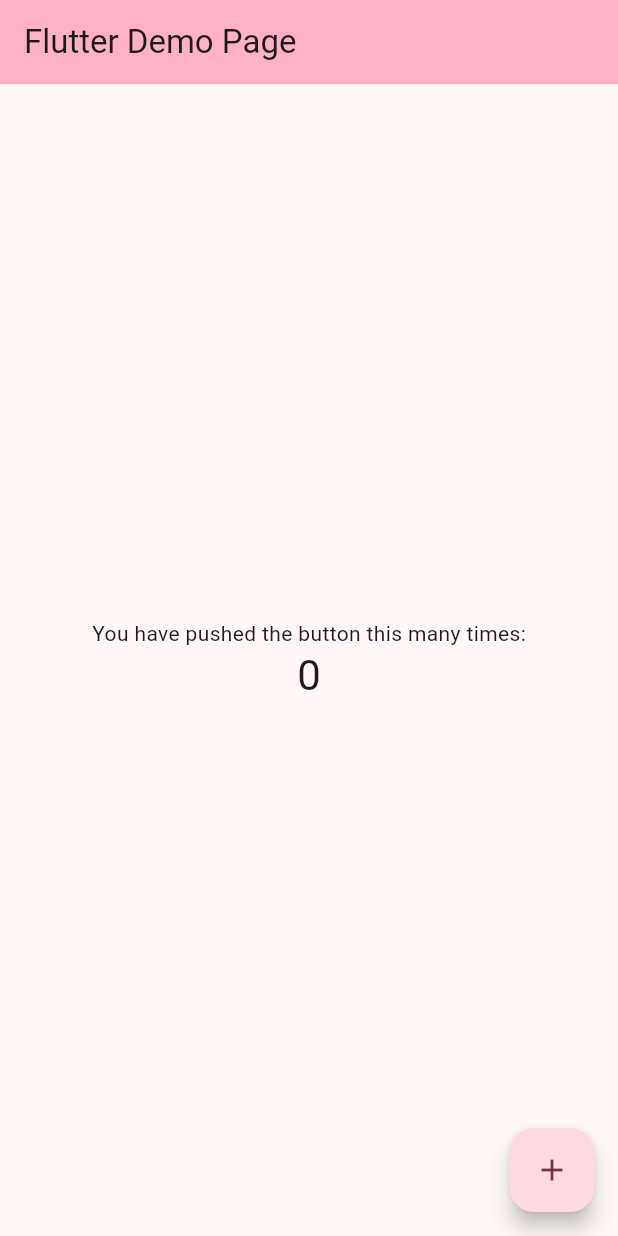
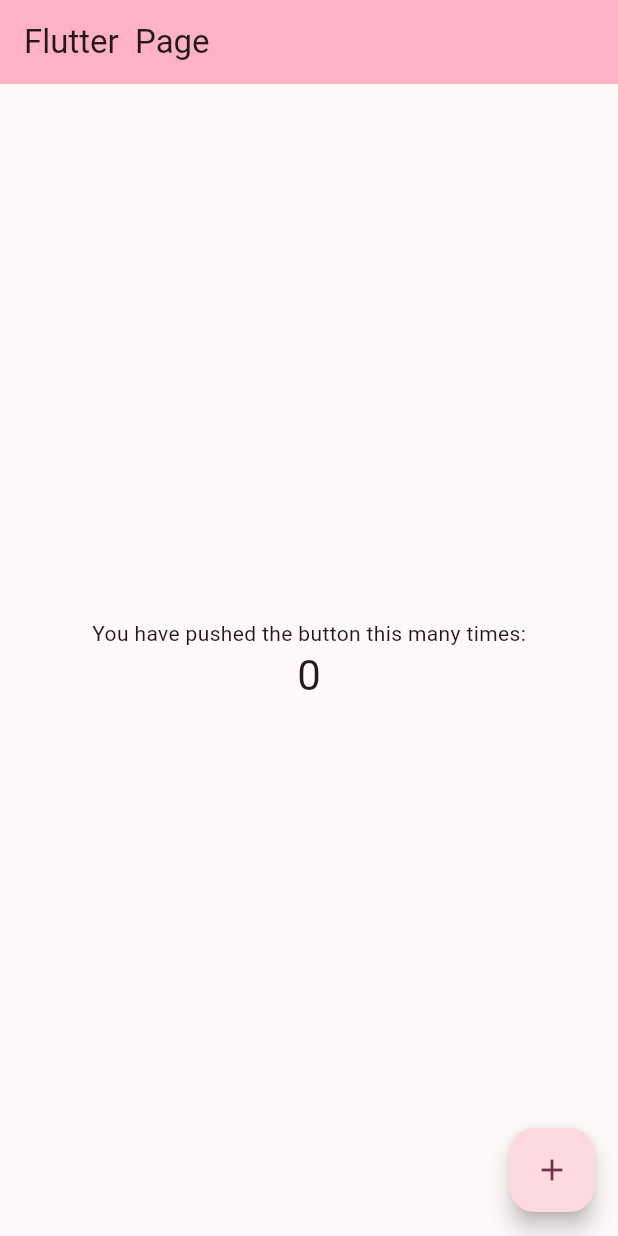
Before and after one commit to Abdallahreda12/Aasa, a Flutter app: the screen it shows after launch, on a phone screen of 412 x 824 dp. Run offline on Flutter 3.47's test engine with Material 3 defaults, Android fonts, the phone set to English and light mode, and no system bars.

Commit message:
remove "Demo"

```diff
--- a/lib/main.dart
+++ b/lib/main.dart
@@ -31,7 +31,7 @@ class MyApp extends StatelessWidget {
         colorScheme: ColorScheme.fromSeed(seedColor: Colors.black45),
         useMaterial3: true,
       ),
-      home: const MyHomePage(title: 'Flutter Demo Page'),
+      home: const MyHomePage(title: 'Flutter  Page'),
     );
   }
 }
```
